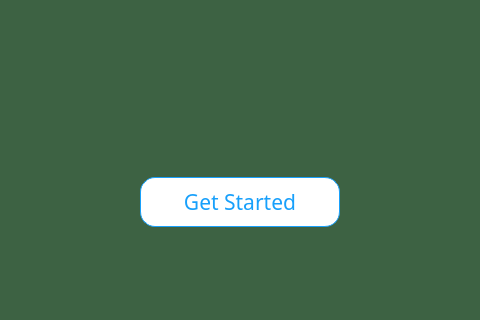
Before: the Qt Designer form SplashPage.ui in ZachKrol/MusGator, drawn with Qt 5; both pictures show x 160 to 640 and y 280 to 600 of the 800 by 600 pixel window.
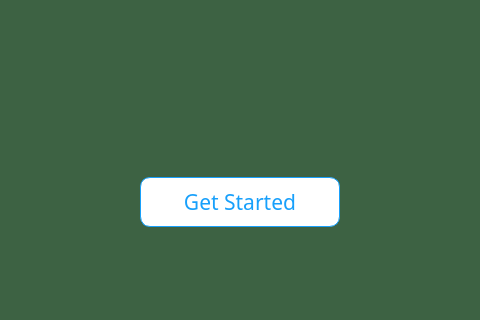
After: the same form once the commit is applied. Icons and pictures are not drawn.

Commit message: Update HomePage.ui appearance and styling

The edit to the form file:
```diff
--- a/SplashPage.ui
+++ b/SplashPage.ui
@@ -272,7 +272,7 @@
              <string notr="true">QPushButton {
 background-color: rgb(255, 255, 255);
 border: 1px solid #18A0FB;
-border-radius: 15%;
+border-radius: 10%;
 color:#18A0FB;
 }
 QPushButton:hover {
```
Left out of the diff: 2 changed lines with no effect on the pictures. The commit also changes 5 other files.
